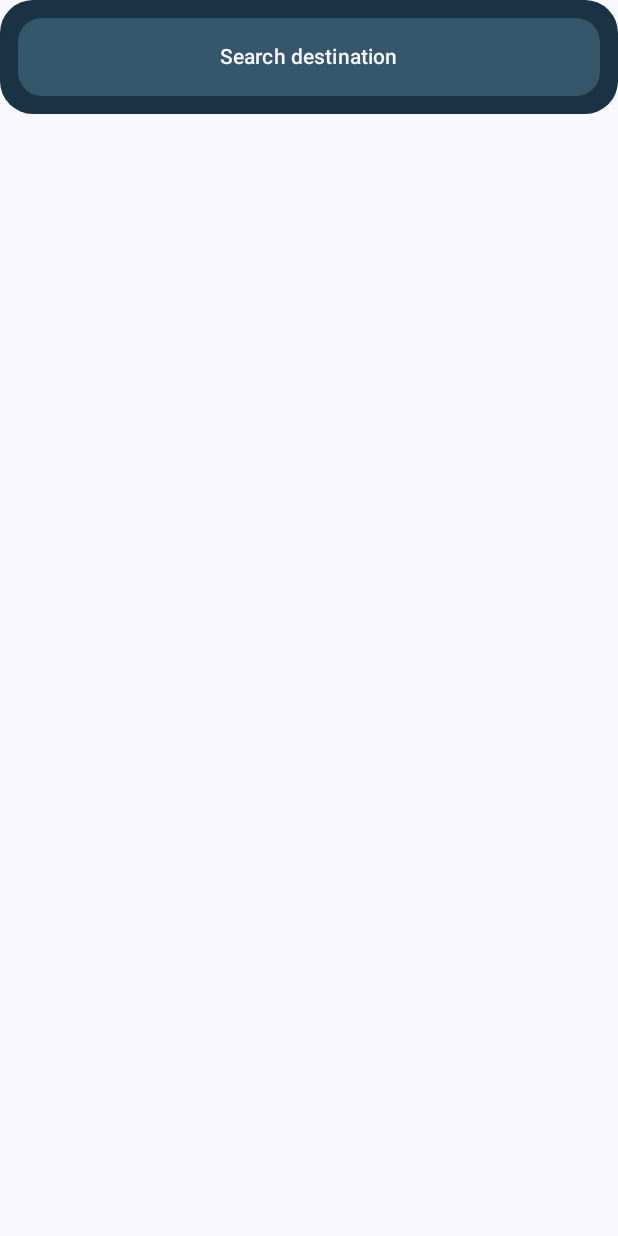
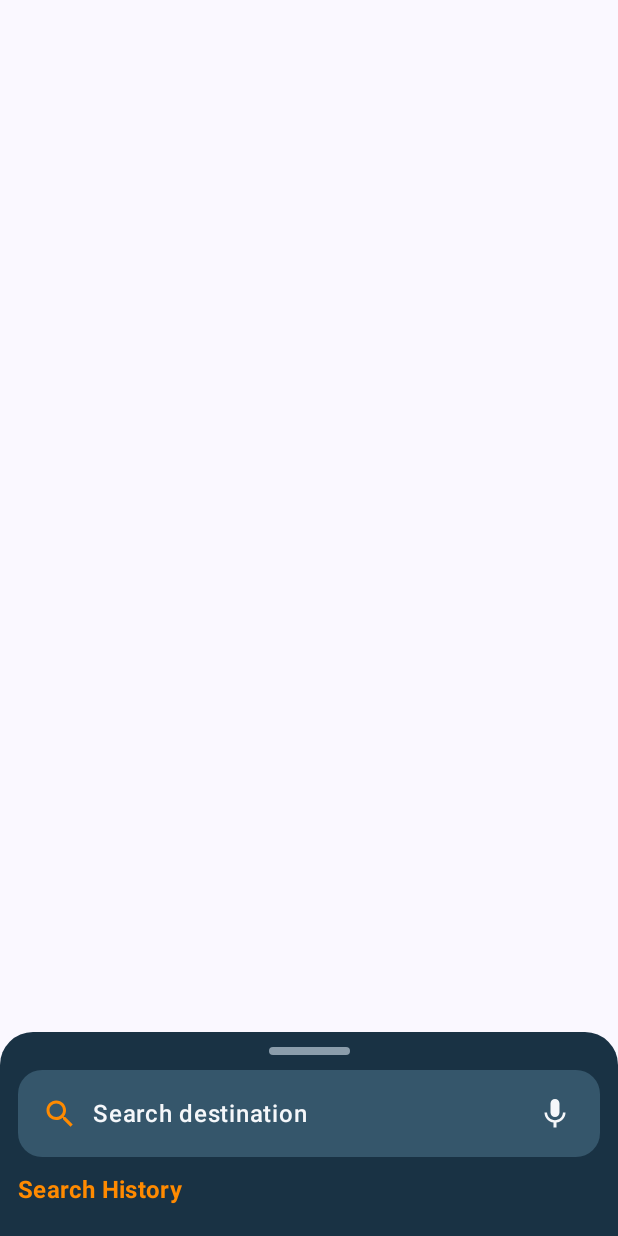
Before and after one commit to StefanGiumanca/AI-powered-In-Car-Assistant, an Android app built with Jetpack Compose: the composable SearchDestinationCard called with empty values, on a phone screen of 412 x 824 dp. Run offline under Robolectric (Android 15) with nearby library versions, the light colour scheme and no system bars.

Commit message:
fix: quick fixes and UI improvements

```diff
--- a/android/app/src/main/java/com/example/davaroutes/map/MapComponents.kt
+++ b/android/app/src/main/java/com/example/davaroutes/map/MapComponents.kt
@@ -5,17 +5,25 @@ import androidx.compose.animation.animateContentSize
 import androidx.compose.animation.slideInVertically
 import androidx.compose.animation.slideOutVertically
 import androidx.compose.foundation.layout.Arrangement
+import androidx.compose.foundation.layout.Box
+import androidx.compose.foundation.layout.BoxWithConstraints
 import androidx.compose.foundation.layout.Column
 import androidx.compose.foundation.layout.Row
 import androidx.compose.foundation.layout.Spacer
+import androidx.compose.foundation.layout.fillMaxSize
 import androidx.compose.foundation.layout.fillMaxWidth
 import androidx.compose.foundation.layout.height
 import androidx.compose.foundation.layout.padding
 import androidx.compose.foundation.layout.width
+import androidx.compose.foundation.background
+import androidx.compose.foundation.clickable
+import androidx.compose.foundation.gestures.detectVerticalDragGestures
 import androidx.compose.foundation.shape.RoundedCornerShape
 import androidx.compose.material.icons.Icons
 import androidx.compose.material.icons.filled.KeyboardArrowDown
 import androidx.compose.material.icons.filled.KeyboardArrowUp
+import androidx.compose.material.icons.filled.Mic
+import androidx.compose.material.icons.filled.Search
 import androidx.compose.material3.AlertDialog
 import androidx.compose.material3.Button
 import androidx.compose.material3.ButtonDefaults
@@ -31,10 +39,20 @@ import androidx.compose.material3.OutlinedTextFieldDefaults
 import androidx.compose.material3.Text
 import androidx.compose.material3.TextButton
 import androidx.compose.runtime.Composable
+import androidx.compose.runtime.LaunchedEffect
+import androidx.compose.runtime.getValue
+import androidx.compose.runtime.mutableFloatStateOf
+import androidx.compose.runtime.mutableIntStateOf
+import androidx.compose.runtime.remember
+import androidx.compose.runtime.setValue
+import androidx.compose.ui.Alignment
 import androidx.compose.ui.Modifier
+import androidx.compose.ui.draw.clip
 import androidx.compose.ui.graphics.Color
+import androidx.compose.ui.input.pointer.pointerInput
 import androidx.compose.ui.text.font.FontWeight
 import androidx.compose.ui.unit.dp
+import androidx.compose.ui.platform.LocalDensity
 import com.example.davaroutes.ui.theme.MutedText
 import com.example.davaroutes.ui.theme.NavyCard
 import com.example.davaroutes.ui.theme.Orange
@@ -48,34 +66,137 @@ fun SearchDestinationCard(
     onSearchClick: () -> Unit,
     modifier: Modifier = Modifier
 ) {
+    BoxWithConstraints(modifier = modifier) {
+        val density = LocalDensity.current
+        val collapsedHeight = 136.dp
+        val maxSheetHeight = maxHeight - 104.dp
+        val minHeightPx = with(density) { collapsedHeight.toPx() }
+        val maxHeightPx = with(density) { maxSheetHeight.toPx() }
+        val halfHeightPx = (minHeightPx + maxHeightPx) / 2f
+        var sheetHeightPx by remember { mutableFloatStateOf(minHeightPx) }
+        var sheetStage by remember { mutableIntStateOf(0) }
+
+        LaunchedEffect(maxHeightPx) {
+            sheetHeightPx = sheetHeightPx.coerceIn(minHeightPx, maxHeightPx)
+        }
+
+        Box(
+            modifier = Modifier.fillMaxSize(),
+            contentAlignment = Alignment.BottomCenter
+        ) {
             Card(
-        modifier = modifier,
-        shape = RoundedCornerShape(22.dp),
+                modifier = Modifier
+                    .fillMaxWidth()
+                    .height(with(density) { sheetHeightPx.toDp() }),
+                shape = RoundedCornerShape(topStart = 22.dp, topEnd = 22.dp),
                 colors = CardDefaults.cardColors(
                     containerColor = NavyCard.copy(alpha = 0.96f)
                 )
             ) {
                 Column(
-            modifier = Modifier.padding(12.dp),
-            verticalArrangement = Arrangement.spacedBy(8.dp)
+                    modifier = Modifier.padding(start = 12.dp, top = 10.dp, end = 12.dp),
+                    verticalArrangement = Arrangement.spacedBy(10.dp),
+                    horizontalAlignment = Alignment.CenterHorizontally
                 ) {
-            Button(
+                    Box(
+                        modifier = Modifier
+                            .width(54.dp)
+                            .height(5.dp)
+                            .clip(RoundedCornerShape(50))
+                            .background(MutedText.copy(alpha = 0.72f))
+                            .clickable {
+                                sheetStage = (sheetStage + 1) % 3
+                                sheetHeightPx = when (sheetStage) {
+                                    1 -> halfHeightPx
+                                    2 -> maxHeightPx
+                                    else -> minHeightPx
+                                }
+                            }
+                            .pointerInput(Unit) {
+                                detectVerticalDragGestures { change, dragAmount ->
+                                    change.consume()
+                                    sheetHeightPx = (sheetHeightPx - dragAmount)
+                                        .coerceIn(minHeightPx, maxHeightPx)
+                                    sheetStage = when {
+                                        sheetHeightPx >= maxHeightPx - 12f -> 2
+                                        sheetHeightPx >= halfHeightPx - 12f -> 1
+                                        else -> 0
+                                    }
+                                }
+                            }
+                    )
+
+                    Row(
                         modifier = Modifier
                             .fillMaxWidth()
-                    .height(52.dp),
-                shape = RoundedCornerShape(16.dp),
-                colors = ButtonDefaults.buttonColors(
-                    containerColor = Color(0xFF35566B),
-                    contentColor = SoftWhite
-                ),
-                onClick = onSearchClick
+                            .height(58.dp)
+                            .clip(RoundedCornerShape(16.dp))
+                            .clickable(onClick = onSearchClick)
+                            .background(Color(0xFF35566B))
+                            .padding(start = 16.dp, end = 6.dp),
+                        verticalAlignment = Alignment.CenterVertically
+                    ) {
+                        Icon(
+                            imageVector = Icons.Filled.Search,
+                            contentDescription = null,
+                            tint = Orange
+                        )
+
+                        Text(
+                            modifier = Modifier
+                                .weight(1f)
+                                .padding(start = 10.dp),
+                            text = destinationName.ifBlank { "Search destination" },
+                            color = SoftWhite,
+                            fontWeight = FontWeight.SemiBold,
+                            style = MaterialTheme.typography.bodyLarge
+                        )
+
+                        IconButton(onClick = onSearchClick) {
+                            Icon(
+                                imageVector = Icons.Filled.Mic,
+                                contentDescription = "Voice search",
+                                tint = SoftWhite
+                            )
+                        }
+                    }
+
+                    SearchHistoryContent(
+                        showEmptyState = sheetHeightPx > minHeightPx + with(density) { 44.dp.toPx() }
+                    )
+                }
+            }
+        }
+    }
+}
+
+@Composable
+private fun SearchHistoryContent(
+    showEmptyState: Boolean
+) {
+    AnimatedVisibility(
+        visible = true,
+        enter = slideInVertically(initialOffsetY = { it }),
+        exit = slideOutVertically(targetOffsetY = { it })
+    ) {
+        Column(
+            modifier = Modifier.fillMaxWidth(),
+            verticalArrangement = Arrangement.spacedBy(10.dp)
         ) {
             Text(
-                    text = destinationName.ifBlank { "Search destination" },
-                    fontWeight = FontWeight.SemiBold
+                text = "Search History",
+                color = Orange,
+                fontWeight = FontWeight.Bold,
+                style = MaterialTheme.typography.titleMedium
+            )
+
+            if (showEmptyState) {
+                Text(
+                    text = "No recent searches",
+                    color = MutedText,
+                    style = MaterialTheme.typography.bodyMedium
                 )
             }
-
         }
     }
 }
```
Also changed, not shown: android/app/src/main/java/com/example/davaroutes/map/MapScreen.kt (+30 -30 lines). Lines whose indentation alone changed are shown as unchanged.
